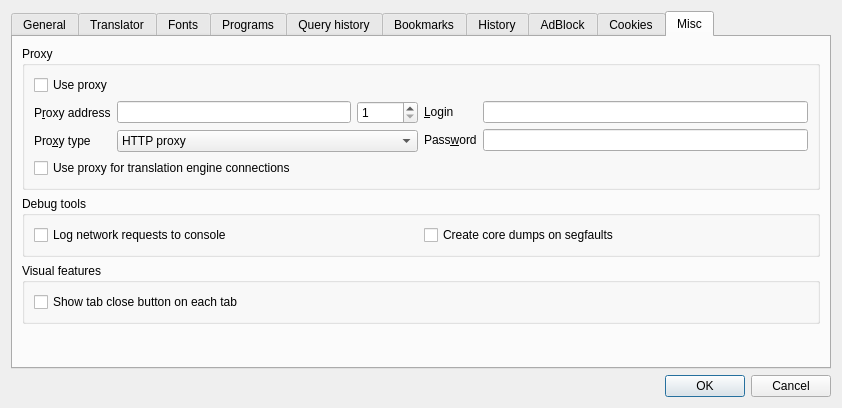
Old version of the form settingsdlg.ui in the repository kernel1024/jpreader.
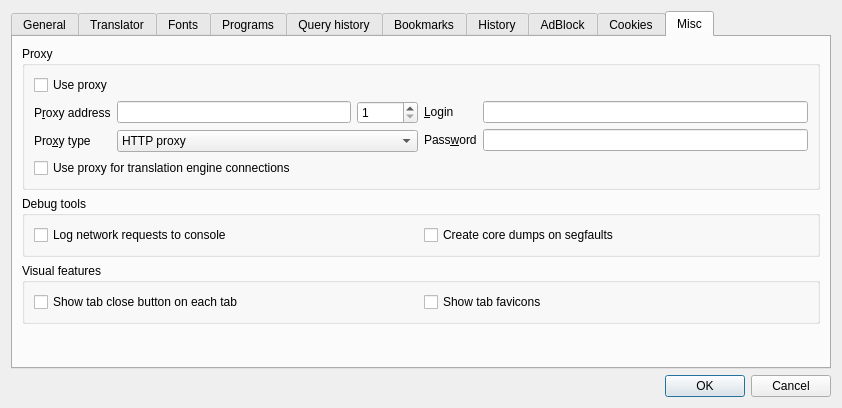
New version of the form. The open tabs and pages were chosen to show the change. Custom widgets are drawn as their Qt base class.

Commit message: Favicons support, auxiliary NetworkManager with syncronized (with WebEngine) cookies, width reduction for main browser tabs avoiding scroll when a lot of pages opened.

```diff
--- a/settingsdlg.ui
+++ b/settingsdlg.ui
@@ -1354,7 +1354,7 @@
          <property name="title">
           <string>Visual features</string>
          </property>
-         <layout class="QVBoxLayout" name="verticalLayout_15">
+         <layout class="QHBoxLayout" name="horizontalLayout_23">
           <item>
            <widget class="QCheckBox" name="checkTabCloseBtn">
             <property name="text">
@@ -1362,6 +1362,13 @@
             </property>
            </widget>
           </item>
+          <item>
+           <widget class="QCheckBox" name="checkTabFavicon">
+            <property name="text">
+             <string>Show tab favicons</string>
+            </property>
+           </widget>
+          </item>
          </layout>
         </widget>
        </item>
```
Left out of the diff: 1 changed line with no effect on the pictures. The commit also changes 10 other files.
